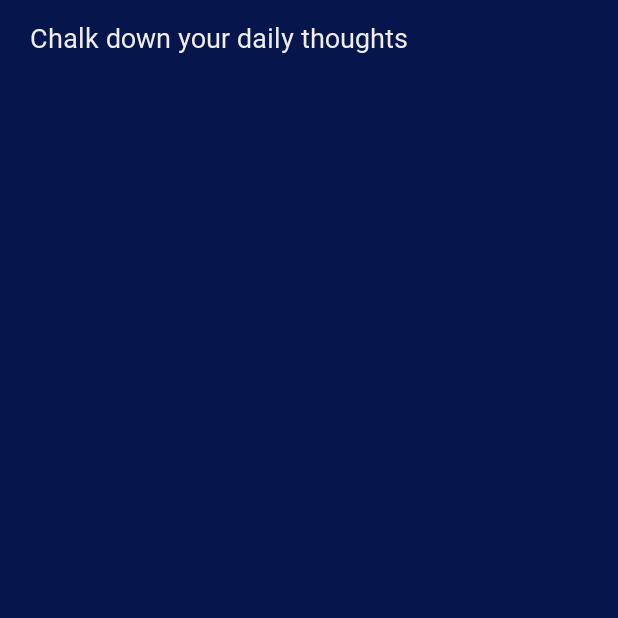
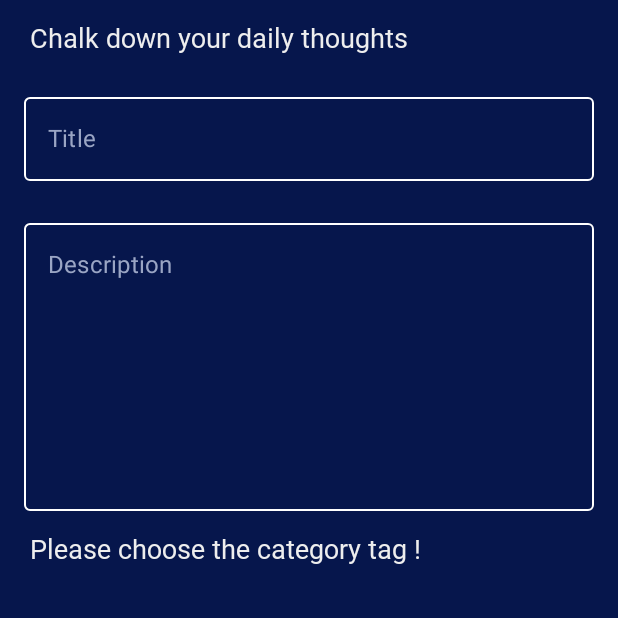
Before and after one commit to paritadey/JetpackComposeApp, an Android app built with Jetpack Compose: the NotesFragment screen opened through its navigation route, after a tap on "Add New Note button", on a phone screen of 412 x 824 dp, the top half of it. Run offline under Robolectric (Android 15) with nearby library versions, the phone set to English and light mode, and no system bars; our stand-ins replace Dagger/Hilt's generated code; network calls fail; Roboto replaces fonts that are not available here.

Commit message:
Add Note Screen is in progress

```diff
--- a/app/src/main/java/com/parita/jetpackcomposeapp/data/NotesData.kt
+++ b/app/src/main/java/com/parita/jetpackcomposeapp/data/NotesData.kt
@@ -4,5 +4,6 @@ data class NotesData(
     var noteId: String,
     var noteTitle: String,
     var noteDescription: String,
-    var noteCreationTime: String
+    var noteCreationTime: String,
+    var noteLastModified: String,
 )
--- a/app/src/main/java/com/parita/jetpackcomposeapp/ui/AddNoteScreen.kt
+++ b/app/src/main/java/com/parita/jetpackcomposeapp/ui/AddNoteScreen.kt
@@ -1,13 +1,28 @@
 package com.parita.jetpackcomposeapp.ui
 
 import androidx.compose.foundation.background
-import androidx.compose.foundation.layout.Box
-import androidx.compose.foundation.layout.Column
-import androidx.compose.foundation.layout.fillMaxSize
-import androidx.compose.runtime.Composable
+import androidx.compose.foundation.layout.*
+import androidx.compose.foundation.text.KeyboardOptions
+import androidx.compose.material.MaterialTheme
+import androidx.compose.material.OutlinedTextField
+import androidx.compose.material.Text
+import androidx.compose.material.TextFieldDefaults
+import androidx.compose.runtime.*
+import androidx.compose.ui.Alignment
 import androidx.compose.ui.Modifier
+import androidx.compose.ui.graphics.Color
+import androidx.compose.ui.graphics.Color.Companion.Yellow
+import androidx.compose.ui.res.stringResource
+import androidx.compose.ui.text.input.ImeAction
+import androidx.compose.ui.text.input.KeyboardCapitalization
+import androidx.compose.ui.text.input.KeyboardType
+import androidx.compose.ui.unit.dp
 import androidx.navigation.NavController
+import com.parita.jetpackcomposeapp.R
+import com.parita.jetpackcomposeapp.ui.theme.BlueViolet1
 import com.parita.jetpackcomposeapp.ui.theme.DeepBlue
+import com.parita.jetpackcomposeapp.util.JetpackConstant.ANS1
+import com.parita.jetpackcomposeapp.util.JetpackConstant.ANS2
 
 @Composable
 fun AddNoteScreen(findNavController: NavController) {
@@ -17,7 +32,84 @@ fun AddNoteScreen(findNavController: NavController) {
             .fillMaxSize()
     ) {
         Column {
-            SectionNoteGreeting()
+            SectionNoteGreeting(ANS1)
+            SectionTitle()
+            SectionDescription()
+            SectionCategory()
         }
     }
 }
+
+@Composable
+fun SectionTitle() {
+    Column(
+        modifier = Modifier.fillMaxWidth(),
+        horizontalAlignment = Alignment.CenterHorizontally,
+        verticalArrangement = Arrangement.SpaceBetween
+    ) {
+        var textTitle by remember {
+            mutableStateOf("")
+        }
+        OutlinedTextField(
+            keyboardOptions = KeyboardOptions(
+                capitalization = KeyboardCapitalization.None,
+                autoCorrect = true,
+                keyboardType = KeyboardType.Text,
+                imeAction = ImeAction.Next
+            ),
+            singleLine = true,
+            value = textTitle,
+            onValueChange = { textTitle = it },
+            label = { Text("Title") },
+            modifier = Modifier
+                .padding(start = 16.dp, end = 16.dp, top = 20.dp)
+                .fillMaxWidth(),
+            colors = TextFieldDefaults.outlinedTextFieldColors(
+                focusedBorderColor = Color.White,
+                unfocusedBorderColor = Color.White,
+                focusedLabelColor = BlueViolet1,
+                cursorColor = Color.White
+            )
+        )
+    }
+}
+
+@Composable
+fun SectionDescription(){
+    Column(
+        modifier = Modifier.fillMaxWidth(),
+        horizontalAlignment = Alignment.CenterHorizontally,
+        verticalArrangement = Arrangement.SpaceBetween
+    ) {
+        var textTitle by remember {
+            mutableStateOf("")
+        }
+        OutlinedTextField(
+            keyboardOptions = KeyboardOptions(
+                capitalization = KeyboardCapitalization.None,
+                autoCorrect = true,
+                keyboardType = KeyboardType.Text,
+                imeAction = ImeAction.Next
+            ),
+            maxLines = 50,
+            value = textTitle,
+            onValueChange = { textTitle = it },
+            label = { Text("Description") },
+            modifier = Modifier
+                .padding(start = 16.dp, end = 16.dp, top = 20.dp)
+                .fillMaxWidth()
+                .height(200.dp),
+            colors = TextFieldDefaults.outlinedTextFieldColors(
+                focusedBorderColor = Color.White,
+                unfocusedBorderColor = Color.White,
+                focusedLabelColor = BlueViolet1,
+                cursorColor = Color.White
+            )
+        )
+    }
+}
+
+@Composable
+fun SectionCategory(){
+    SectionNoteGreeting(ANS2)
+}
--- a/app/src/main/java/com/parita/jetpackcomposeapp/ui/NoteListScreen.kt
+++ b/app/src/main/java/com/parita/jetpackcomposeapp/ui/NoteListScreen.kt
@@ -26,6 +26,9 @@ import com.parita.jetpackcomposeapp.R
 import com.parita.jetpackcomposeapp.data.NotesData
 import com.parita.jetpackcomposeapp.itemDecoration.NoteItem
 import com.parita.jetpackcomposeapp.ui.theme.*
+import com.parita.jetpackcomposeapp.util.JetpackConstant.ANS1
+import com.parita.jetpackcomposeapp.util.JetpackConstant.ANS2
+import com.parita.jetpackcomposeapp.util.JetpackConstant.NLS
 import com.parita.jetpackcomposeapp.viewmodel.JetpackViewModel
 
 @Composable
@@ -36,7 +39,7 @@ fun NoteListScreen(findNavController: NavController) {
             .fillMaxSize()
     ) {
         Column {
-            SectionNoteGreeting()
+            SectionNoteGreeting(NLS)
             SectionSearch()
             ShowRecyclerView()
             ShowFloatingButton(findNavController)
@@ -45,7 +48,7 @@ fun NoteListScreen(findNavController: NavController) {
 }
 
 @Composable
-fun SectionNoteGreeting() {
+fun SectionNoteGreeting(screenName: String) {
     Row(
         horizontalArrangement = Arrangement.SpaceBetween,
         verticalAlignment = Alignment.CenterVertically,
@@ -55,7 +58,13 @@ fun SectionNoteGreeting() {
     ) {
         Column(verticalArrangement = Arrangement.Center) {
             Text(
-                text = stringResource(id = R.string.notes_screen),
+                text = if (screenName.equals(NLS) || screenName.equals(ANS1)) {
+                    stringResource(id = R.string.notes_screen)
+                } else if (screenName.equals(ANS2)) {
+                    stringResource(id = R.string.add_note_screen_2)
+                } else {
+                    stringResource(id = R.string.app_name)
+                },
                 style = MaterialTheme.typography.h2
             )
         }
@@ -148,24 +157,28 @@ fun sectionNotes(): List<NotesData> {
             "note_id_1",
             "My night sleep",
             "abcde fghi jklm nopq rstu vwx yz",
+            "12:09, 19.07.2022",
             "12:09, 19.07.2022"
         ),
         NotesData(
             "note_id_2",
             "Bazar list",
             "abcde fghi jklm nopq rstu vwx yz",
+            "11:50, 18.10.2021",
             "11:50, 18.10.2021"
         ),
         NotesData(
             "note_id_3",
             "Trip details",
             "abcde fghi jklm nopq rstu vwx yz",
+            "13:45, 28.01.2021",
             "13:45, 28.01.2021"
         ),
         NotesData(
             "note_id_4",
             "Contest details",
             "abcde fghi jklm nopq rstu vwx yz",
+            "22:59, 05.02.2020",
             "22:59, 05.02.2020"
         )
     )
--- a/app/src/main/java/com/parita/jetpackcomposeapp/util/JetpackConstant.kt
+++ b/app/src/main/java/com/parita/jetpackcomposeapp/util/JetpackConstant.kt
@@ -15,4 +15,7 @@ object JetpackConstant {
     const val RapidAPI_KEY = "b741a1115cmsh2000882239b456ep1fe83ajsn1ce716699ab9"
     const val RapidApi_host_Name = "X-RapidAPI-Host"
     const val RapidAPI_Host = "shazam.p.rapidapi.com"
+    const val NLS = "NoteListScreen"
+    const val ANS1 = "AddNoteScreen_1"
+    const val ANS2 = "AddNoteScreen_2"
 }
--- a/app/src/main/res/layout/fragment_add_note.xml
+++ /dev/null
@@ -1,14 +0,0 @@
-<?xml version="1.0" encoding="utf-8"?>
-<FrameLayout xmlns:android="http://schemas.android.com/apk/res/android"
-    xmlns:tools="http://schemas.android.com/tools"
-    android:layout_width="match_parent"
-    android:layout_height="match_parent"
-    tools:context=".ui.fragments.AddNoteFragment">
-
-    <!-- TODO: Update blank fragment layout -->
-    <TextView
-        android:layout_width="match_parent"
-        android:layout_height="match_parent"
-        android:text="@string/hello_blank_fragment" />
-
-</FrameLayout>
--- a/app/src/main/res/values/strings.xml
+++ b/app/src/main/res/values/strings.xml
@@ -19,6 +19,5 @@
     <string name="soothing_music">Soothing songs will take you to the heaven !!</string>
     <string name="notes_screen">Chalk down your daily thoughts</string>
     <string name="check_out_notes">Check out all the notes</string>
-    <!-- TODO: Remove or change this placeholder text -->
-    <string name="hello_blank_fragment">Hello blank fragment</string>
+    <string name="add_note_screen_2">Please choose the category tag !</string>
 </resources>
```
